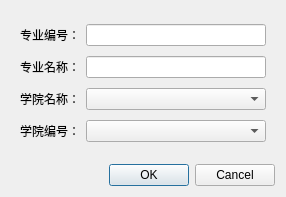
This is DisposeCenter/dialogmajordata.ui in Bamboo-a-i/QtExamAdmin as Qt 5 draws it before an edit. The edited form follows.
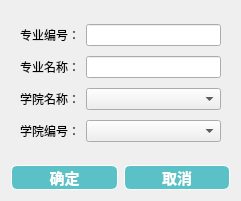
This is the edited form.

```diff
--- a/DisposeCenter/dialogmajordata.ui
+++ b/DisposeCenter/dialogmajordata.ui
@@ -6,25 +6,40 @@
    <rect>
     <x>0</x>
     <y>0</y>
-    <width>286</width>
-    <height>197</height>
+    <width>241</width>
+    <height>201</height>
    </rect>
   </property>
   <property name="windowTitle">
    <string>Dialog</string>
   </property>
+  <property name="styleSheet">
+   <string notr="true">/*pushbutton */
+QPushButton {
+border: 0.5px solid white;
+border-radius: 6px;
+background-color: rgb(90,194,198);
+min-width: 80px;
+font-family: &quot;Microsoft YaHei&quot;;
+font-size:11pt;
+font-weight: bold;
+color:white;
+}
+
+QPushButton:hover {
+border: 0.5px solid white;
+border-radius: 6px;
+background-color: #1fab89;
+min-width: 80px;
+font-family: &quot;Microsoft YaHei&quot;;
+font-size:10pt;
+font-weight: bold;
+color:white;
+}
+</string>
+  </property>
   <layout class="QGridLayout" name="gridLayout_2">
-   <item row="3" column="0">
-    <widget class="QDialogButtonBox" name="buttonBox">
-     <property name="orientation">
-      <enum>Qt::Horizontal</enum>
-     </property>
-     <property name="standardButtons">
-      <set>QDialogButtonBox::Cancel|QDialogButtonBox::Ok</set>
-     </property>
-    </widget>
-   </item>
-   <item row="0" column="0">
+   <item row="0" column="0" colspan="2">
     <widget class="QWidget" name="widget" native="true">
      <layout class="QGridLayout" name="gridLayout">
       <item row="1" column="1">
@@ -70,6 +85,20 @@
      </layout>
     </widget>
    </item>
+   <item row="1" column="0">
+    <widget class="QPushButton" name="btnCommit">
+     <property name="text">
+      <string>确定</string>
+     </property>
+    </widget>
+   </item>
+   <item row="1" column="1">
+    <widget class="QPushButton" name="btnCancel">
+     <property name="text">
+      <string>取消</string>
+     </property>
+    </widget>
+   </item>
   </layout>
  </widget>
  <resources/>
```
Left out of the diff: 48 changed lines with no effect on the pictures.
